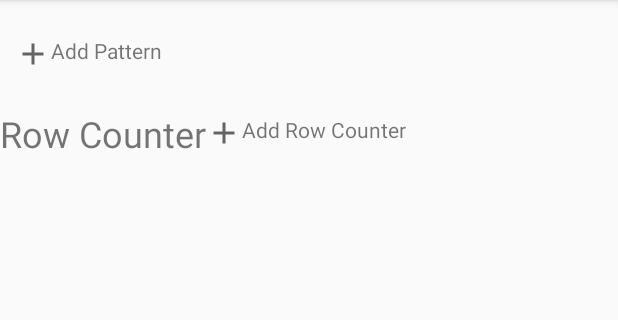
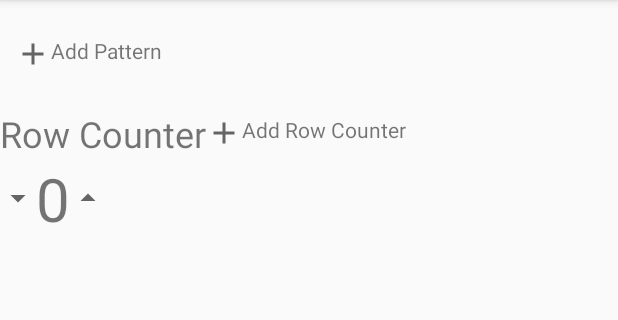
Before and after one commit to fowlerae/LetsGetKnotty, an Android app: the fragment ProjectFragment placed in its activity, on a phone screen of 412 x 824 dp, the part 84-404 px from its top. Run offline under Robolectric (Android 15) with nearby library versions, the phone set to English and light mode, and no system bars; our stand-ins replace Firebase (no records; nobody signed in at launch, a user with empty details on screens opened directly); libraries missing offline, so code that uses them is left out: com.firebase.ui; pictures from the network do not load; 3 statements that could not run were skipped.

Commit message:
editing project fragment's layout

```diff
--- a/app/src/main/java/edu/rosehulman/samuelma/letsgetknotty/project/ProjectFragment.kt
+++ b/app/src/main/java/edu/rosehulman/samuelma/letsgetknotty/project/ProjectFragment.kt
@@ -72,10 +72,10 @@ class ProjectFragment : Fragment(), PatternAdapter.OnPatternSelectedListener{
             adapter.notifyDataSetChanged()
         }
 
-        val rowCounterView: View = inflater.inflate(R.layout.row_counter, container, false)
-        val array : ArrayList<View> = ArrayList<View>()
-        array.add(rowCounterView)
-        view.addTouchables(array)
+//        val rowCounterView: View = inflater.inflate(R.layout.row_counter, container, false)
+//        val array : ArrayList<View> = ArrayList<View>()
+//        array.add(rowCounterView)
+//        view.addTouchables(array)
         return view
     }
 
--- a/app/src/main/res/layout/fragment_project_view.xml
+++ b/app/src/main/res/layout/fragment_project_view.xml
@@ -90,7 +90,7 @@
 
         </LinearLayout>
 
-<!--        <include layout="@layout/row_counter" />-->
+        <include layout="@layout/row_counter" />
 
         <ImageView
             android:id="@+id/image"
```
